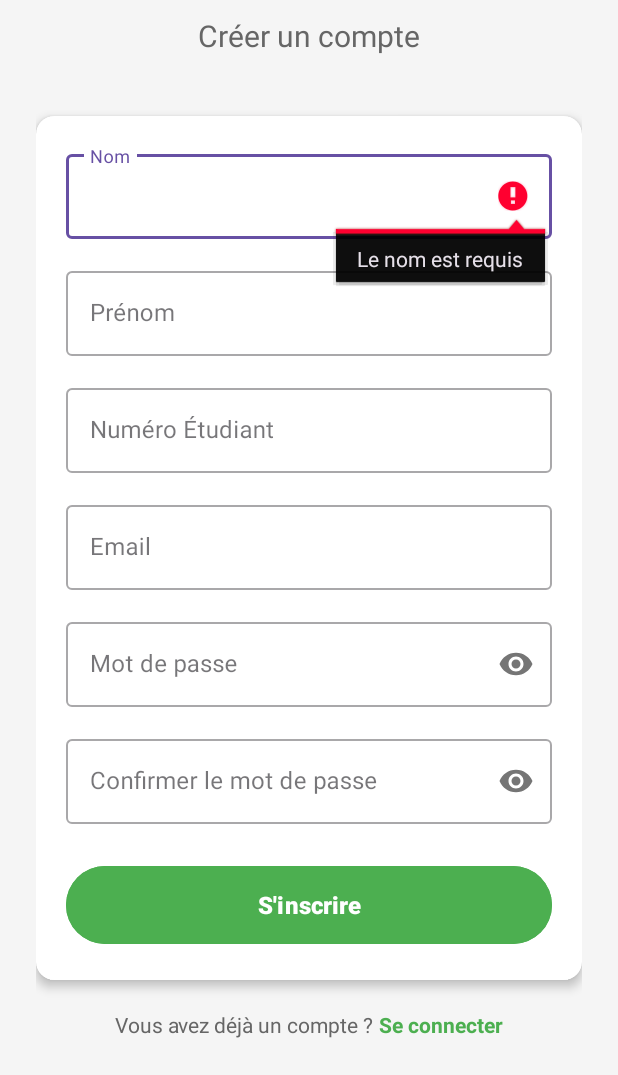
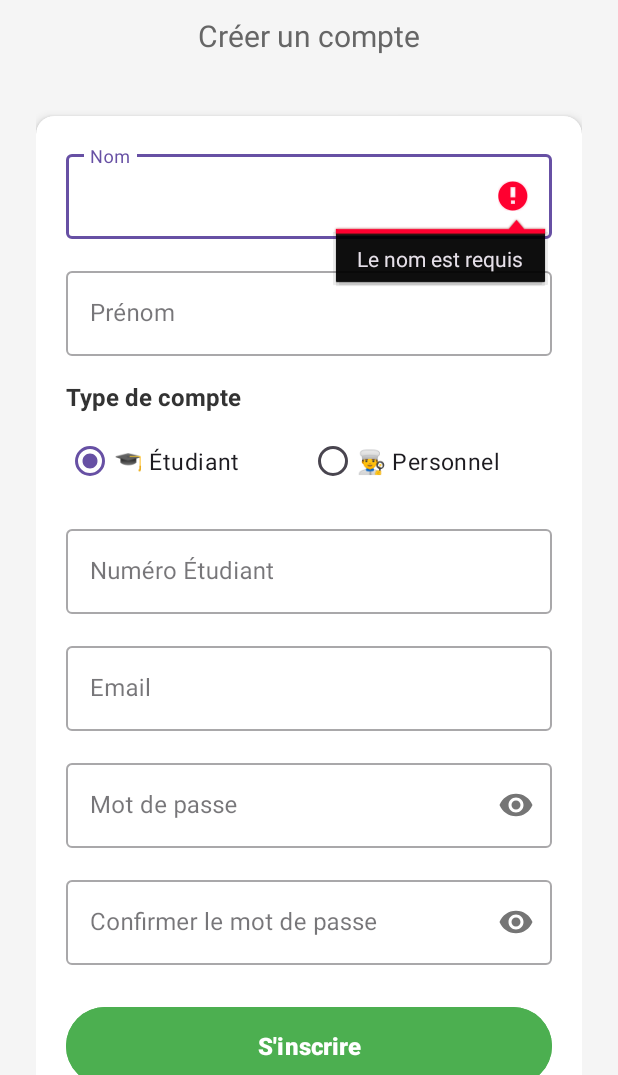
Before and after one commit to fatma-cyber/SmartCanteen, an Android app: the screen it shows after launch (RegisterActivity), after a tap on "S'inscrire", on a phone screen of 412 x 824 dp, the part 161-1236 px from its top. Run offline under Robolectric (Android 15) with nearby library versions, the phone set to English and light mode, and no system bars.

```diff
--- a/app/src/main/java/com/example/smartcanteen/RegisterActivity.java
+++ b/app/src/main/java/com/example/smartcanteen/RegisterActivity.java
@@ -4,6 +4,7 @@ import android.os.Bundle;
 import android.util.Patterns;
 import android.view.View;
 import android.widget.Button;
+import android.widget.RadioGroup;
 import android.widget.TextView;
 import android.widget.Toast;
 
@@ -17,6 +18,7 @@ public class RegisterActivity extends AppCompatActivity {
 
     private TextInputEditText editTextNom, editTextPrenom, editTextNumeroEtudiant,
             editTextEmail, editTextPassword, editTextConfirmPassword;
+    private RadioGroup radioGroupRole;
     private Button buttonRegister;
     private TextView textViewLogin;
     private DatabaseHelper databaseHelper;
@@ -26,17 +28,21 @@ public class RegisterActivity extends AppCompatActivity {
         super.onCreate(savedInstanceState);
         setContentView(R.layout.activity_register);
 
+        // Initialiser la base de données
         databaseHelper = new DatabaseHelper(this);
 
+        // Lier les vues
         editTextNom = findViewById(R.id.editTextNom);
         editTextPrenom = findViewById(R.id.editTextPrenom);
         editTextNumeroEtudiant = findViewById(R.id.editTextNumeroEtudiant);
         editTextEmail = findViewById(R.id.editTextEmail);
         editTextPassword = findViewById(R.id.editTextPassword);
         editTextConfirmPassword = findViewById(R.id.editTextConfirmPassword);
+        radioGroupRole = findViewById(R.id.radioGroupRole);
         buttonRegister = findViewById(R.id.buttonRegister);
         textViewLogin = findViewById(R.id.textViewLogin);
 
+        // Événement du bouton S'inscrire
         buttonRegister.setOnClickListener(new View.OnClickListener() {
             @Override
             public void onClick(View v) {
@@ -44,15 +50,18 @@ public class RegisterActivity extends AppCompatActivity {
             }
         });
 
+        // Événement pour aller vers la page de connexion
         textViewLogin.setOnClickListener(new View.OnClickListener() {
             @Override
             public void onClick(View v) {
                 Toast.makeText(RegisterActivity.this, "Page de connexion (à implémenter)", Toast.LENGTH_SHORT).show();
+                // TODO: Intent vers LoginActivity (à créer par vos amis)
             }
         });
     }
 
     private void registerUser() {
+        // Récupérer les valeurs
         String nom = editTextNom.getText().toString().trim();
         String prenom = editTextPrenom.getText().toString().trim();
         String numeroEtudiant = editTextNumeroEtudiant.getText().toString().trim();
@@ -60,6 +69,17 @@ public class RegisterActivity extends AppCompatActivity {
         String password = editTextPassword.getText().toString().trim();
         String confirmPassword = editTextConfirmPassword.getText().toString().trim();
 
+        // Récupérer le rôle sélectionné
+        int selectedRoleId = radioGroupRole.getCheckedRadioButtonId();
+        String role = "etudiant"; // Par défaut
+
+        if (selectedRoleId == R.id.radioPersonnel) {
+            role = "personnel";
+        } else if (selectedRoleId == R.id.radioEtudiant) {
+            role = "etudiant";
+        }
+
+        // Validations
         if (nom.isEmpty()) {
             editTextNom.setError("Le nom est requis");
             editTextNom.requestFocus();
@@ -108,27 +128,39 @@ public class RegisterActivity extends AppCompatActivity {
             return;
         }
 
+        // Vérifier si le numéro étudiant existe déjà
         if (databaseHelper.checkNumeroEtudiantExists(numeroEtudiant)) {
             editTextNumeroEtudiant.setError("Ce numéro étudiant existe déjà");
             editTextNumeroEtudiant.requestFocus();
             return;
         }
 
+        // Vérifier si l'email existe déjà
         if (databaseHelper.checkEmailExists(email)) {
             editTextEmail.setError("Cet email existe déjà");
             editTextEmail.requestFocus();
             return;
         }
 
-        User newUser = new User(nom, prenom, numeroEtudiant, email, password);
+        // Créer un nouvel utilisateur avec le rôle
+        User newUser = new User(nom, prenom, numeroEtudiant, email, password, role);
 
+        // Ajouter à la base de données
         boolean success = databaseHelper.addUser(newUser);
 
         if (success) {
-            Toast.makeText(this, "Inscription réussie !", Toast.LENGTH_LONG).show();
+            String roleText = role.equals("personnel") ? "Personnel" : "Étudiant";
+            Toast.makeText(this, "✅ Compte " + roleText + " créé avec succès !", Toast.LENGTH_LONG).show();
+
+            // Log pour vérification (optionnel)
+            android.util.Log.d("REGISTER", "Utilisateur créé : " + nom + " " + prenom + " (" + roleText + ")");
+
+            // Vider les champs
             clearFields();
+
+            // TODO: Rediriger vers LoginActivity après inscription
         } else {
-            Toast.makeText(this, "Erreur lors de l'inscription. Réessayez.", Toast.LENGTH_LONG).show();
+            Toast.makeText(this, "❌ Erreur lors de l'inscription. Réessayez.", Toast.LENGTH_LONG).show();
         }
     }
 
@@ -139,5 +171,6 @@ public class RegisterActivity extends AppCompatActivity {
         editTextEmail.setText("");
         editTextPassword.setText("");
         editTextConfirmPassword.setText("");
+        radioGroupRole.check(R.id.radioEtudiant); // Remettre sur Étudiant par défaut
     }
 }
--- a/app/src/main/res/layout/activity_register.xml
+++ b/app/src/main/res/layout/activity_register.xml
@@ -13,6 +13,7 @@
         android:padding="24dp"
         android:gravity="center">
 
+        <!-- Logo / Titre -->
         <TextView
             android:layout_width="wrap_content"
             android:layout_height="wrap_content"
@@ -31,6 +32,7 @@
             android:textColor="#666666"
             android:layout_marginBottom="40dp"/>
 
+        <!-- Carte avec formulaire -->
         <androidx.cardview.widget.CardView
             android:layout_width="match_parent"
             android:layout_height="wrap_content"
@@ -44,6 +46,7 @@
                 android:orientation="vertical"
                 android:padding="20dp">
 
+                <!-- Nom -->
                 <com.google.android.material.textfield.TextInputLayout
                     android:layout_width="match_parent"
                     android:layout_height="wrap_content"
@@ -58,6 +61,7 @@
                         android:inputType="textPersonName"/>
                 </com.google.android.material.textfield.TextInputLayout>
 
+                <!-- Prénom -->
                 <com.google.android.material.textfield.TextInputLayout
                     android:layout_width="match_parent"
                     android:layout_height="wrap_content"
@@ -72,6 +76,42 @@
                         android:inputType="textPersonName"/>
                 </com.google.android.material.textfield.TextInputLayout>
 
+                <!-- Type de compte (NOUVEAU) -->
+                <TextView
+                    android:layout_width="wrap_content"
+                    android:layout_height="wrap_content"
+                    android:text="Type de compte"
+                    android:textSize="16sp"
+                    android:textStyle="bold"
+                    android:textColor="#333333"
+                    android:layout_marginBottom="8dp"/>
+
+                <RadioGroup
+                    android:id="@+id/radioGroupRole"
+                    android:layout_width="match_parent"
+                    android:layout_height="wrap_content"
+                    android:orientation="horizontal"
+                    android:layout_marginBottom="16dp">
+
+                    <RadioButton
+                        android:id="@+id/radioEtudiant"
+                        android:layout_width="0dp"
+                        android:layout_height="wrap_content"
+                        android:layout_weight="1"
+                        android:text="🎓 Étudiant"
+                        android:textSize="15sp"
+                        android:checked="true"/>
+
+                    <RadioButton
+                        android:id="@+id/radioPersonnel"
+                        android:layout_width="0dp"
+                        android:layout_height="wrap_content"
+                        android:layout_weight="1"
+                        android:text="👨‍🍳 Personnel"
+                        android:textSize="15sp"/>
+                </RadioGroup>
+
+                <!-- Numéro étudiant -->
                 <com.google.android.material.textfield.TextInputLayout
                     android:layout_width="match_parent"
                     android:layout_height="wrap_content"
@@ -86,6 +126,7 @@
                         android:inputType="text"/>
                 </com.google.android.material.textfield.TextInputLayout>
 
+                <!-- Email -->
                 <com.google.android.material.textfield.TextInputLayout
                     android:layout_width="match_parent"
                     android:layout_height="wrap_content"
@@ -100,6 +141,7 @@
                         android:inputType="textEmailAddress"/>
                 </com.google.android.material.textfield.TextInputLayout>
 
+                <!-- Mot de passe -->
                 <com.google.android.material.textfield.TextInputLayout
                     android:layout_width="match_parent"
                     android:layout_height="wrap_content"
@@ -115,6 +157,7 @@
                         android:inputType="textPassword"/>
                 </com.google.android.material.textfield.TextInputLayout>
 
+                <!-- Confirmation mot de passe -->
                 <com.google.android.material.textfield.TextInputLayout
                     android:layout_width="match_parent"
                     android:layout_height="wrap_content"
@@ -130,6 +173,7 @@
                         android:inputType="textPassword"/>
                 </com.google.android.material.textfield.TextInputLayout>
 
+                <!-- Bouton Inscription -->
                 <Button
                     android:id="@+id/buttonRegister"
                     android:layout_width="match_parent"
@@ -142,6 +186,7 @@
             </LinearLayout>
         </androidx.cardview.widget.CardView>
 
+        <!-- Lien vers Login -->
         <LinearLayout
             android:layout_width="wrap_content"
             android:layout_height="wrap_content"
```
Also changed, not shown: app/src/main/java/com/example/smartcanteen/database/DatabaseHelper.java (+24 -3 lines), app/src/main/java/com/example/smartcanteen/models/User.java (+57 -16 lines).
